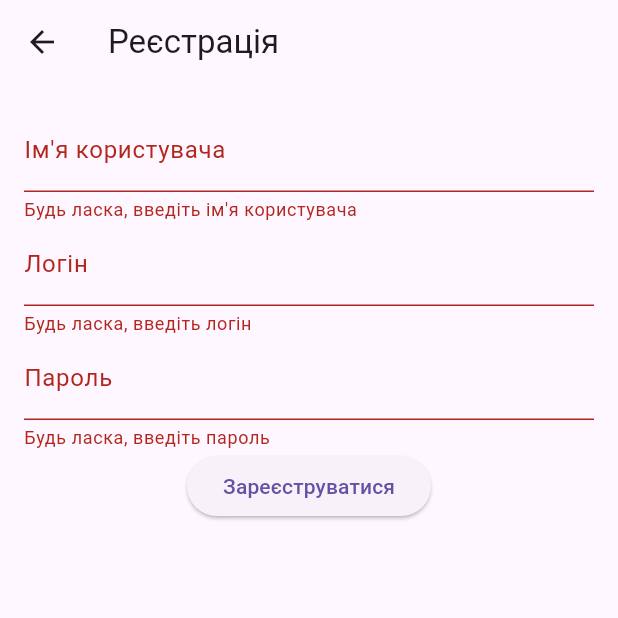
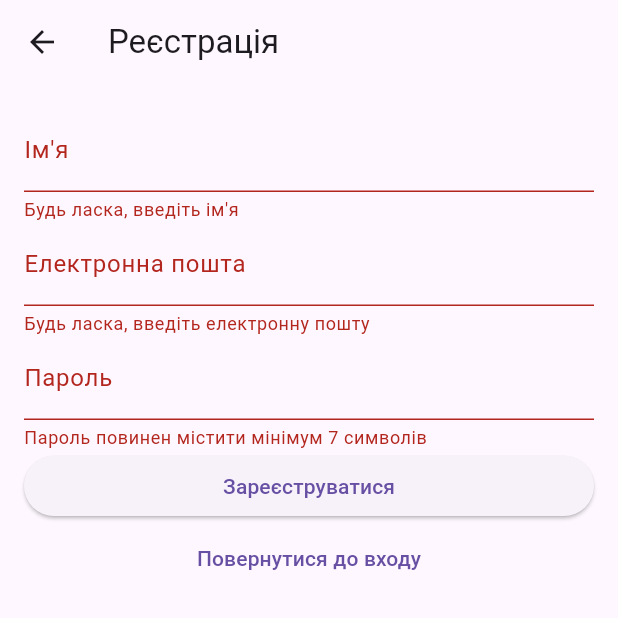
Before and after one commit to VovaLutsuk/First_mini_app, a Flutter app: the RegistrationScreen screen opened by its route, after a tap on "Зареєструватися", on a phone screen of 412 x 824 dp, the top half of it. Run offline on Flutter 3.47's test engine with Material 3 defaults, Android fonts, the phone set to English and light mode, and no system bars; our stand-ins replace email_validator, speech_to_text, sqflite; accounts and stored records are empty.

```diff
--- a/lib/autorization/registration_screen.dart
+++ b/lib/autorization/registration_screen.dart
@@ -1,17 +1,16 @@
 import 'package:flutter/material.dart';
+import '/database.dart';
 
-class RegistrationScreen extends StatelessWidget {
+class RegistrationScreen extends StatefulWidget {
+  @override
+  _RegistrationScreenState createState() => _RegistrationScreenState();
+}
+
+class _RegistrationScreenState extends State<RegistrationScreen> {
+  final _formKey = GlobalKey<FormState>();
   final _usernameController = TextEditingController();
-  final _loginController = TextEditingController();
+  final _emailController = TextEditingController();
   final _passwordController = TextEditingController();
-  final _formKey = GlobalKey<FormState>();
-
-  void _submitRegistration(BuildContext context) {
-    if (_formKey.currentState?.validate() ?? false) {
-      // додати логіку для збереження користувача
-      Navigator.pop(context);
-    }
-  }
 
   @override
   Widget build(BuildContext context) {
@@ -22,23 +21,24 @@ class RegistrationScreen extends StatelessWidget {
         child: Form(
           key: _formKey,
           child: Column(
-            children: <Widget>[
+            crossAxisAlignment: CrossAxisAlignment.stretch,
+            children: [
               TextFormField(
                 controller: _usernameController,
-                decoration: InputDecoration(labelText: 'Ім\'я користувача'),
+                decoration: InputDecoration(labelText: 'Ім\'я'),
                 validator: (value) {
                   if (value == null || value.isEmpty) {
-                    return 'Будь ласка, введіть ім\'я користувача';
+                    return 'Будь ласка, введіть ім\'я';
                   }
                   return null;
                 },
               ),
               TextFormField(
-                controller: _loginController,
-                decoration: InputDecoration(labelText: 'Логін'),
+                controller: _emailController,
+                decoration: InputDecoration(labelText: 'Електронна пошта'),
                 validator: (value) {
                   if (value == null || value.isEmpty) {
-                    return 'Будь ласка, введіть логін';
+                    return 'Будь ласка, введіть електронну пошту';
                   }
                   return null;
                 },
@@ -48,15 +48,35 @@ class RegistrationScreen extends StatelessWidget {
                 decoration: InputDecoration(labelText: 'Пароль'),
                 obscureText: true,
                 validator: (value) {
-                  if (value == null || value.isEmpty) {
-                    return 'Будь ласка, введіть пароль';
+                  if (value == null || value.length < 7) {
+                    return 'Пароль повинен містити мінімум 7 символів';
                   }
                   return null;
                 },
               ),
               ElevatedButton(
-                onPressed: () => _submitRegistration(context),
+                onPressed: () async {
+                  if (_formKey.currentState?.validate() ?? false) {
+                    await DatabaseHelper.addUser(
+                      _usernameController.text,
+                      _emailController.text,
+                      _passwordController.text,
+                    );
+
+                    ScaffoldMessenger.of(context).showSnackBar(
+                      SnackBar(content: Text('Реєстрація успішна!')),
+                    );
+
+                    Navigator.pushReplacementNamed(context, '/login');
+                  }
+                },
                 child: Text('Зареєструватися'),
+              ),
+              TextButton(
+                onPressed: () {
+                  Navigator.pushReplacementNamed(context, '/login');
+                },
+                child: Text('Повернутися до входу'),
               ),
             ],
           ),
--- a/lib/screens/expenses_screen.dart
+++ b/lib/screens/expenses_screen.dart
@@ -103,7 +103,7 @@ class _ExpensesScreenState extends State<ExpensesScreen> {
                     'currency': _selectedCurrency,
                     'date': _dateController.text,
                     'description': _descriptionController.text,
-                    'user_id': widget.userId, // Додаємо user_id
+                    'user_id': widget.userId,
                   });
                   Navigator.pop(context);
                 } else {
--- a/lib/screens/income_screen.dart
+++ b/lib/screens/income_screen.dart
@@ -99,11 +99,11 @@ class _IncomeScreenState extends State<IncomeScreen> {
                     _selectedCurrency != null) {
                   widget.onAddRecord({
                     'type': 'Прибуток',
-                    'amount': double.tryParse(_amountController.text) ?? 0.0,
+                    'amount': double.parse(_amountController.text),
                     'currency': _selectedCurrency,
                     'date': _dateController.text,
                     'description': _descriptionController.text,
-                    'user_id': widget.userId, // Додаємо user_id
+                    'user_id': widget.userId,
                   });
                   Navigator.pop(context);
                 } else {
```
Also changed, not shown: lib/autorization/login_screen.dart (+38 -38 lines), lib/database.dart (+37 -10 lines), lib/main.dart (+101 -45 lines), lib/screens/list_screen.dart (deleted, +0 -57 lines).
